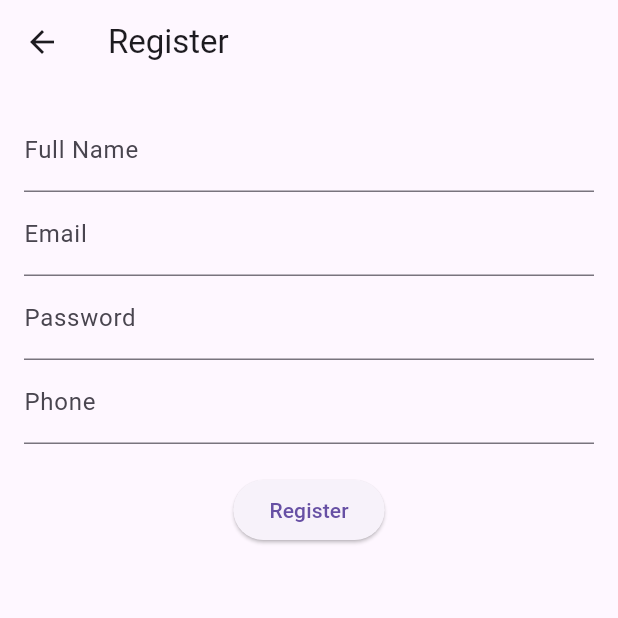
After one commit to abhisekthapam/Orenda, a Flutter app: the RegisterPage screen opened directly, on a phone screen of 412 x 824 dp, the top half of it. The commit adds this screen. Run offline on Flutter 3.47's test engine with Material 3 defaults, Android fonts, the light colour scheme and no system bars; our stand-ins replace flutter_bloc, hive, hive_flutter, shared_preferences, smooth_page_indicator; accounts and stored records are empty.

Commit message:
feat:9 Implement hive database (#12)
Co-authored-by: abhisekthapam <ahisekmagar250203@gmail.com>

```diff
--- /dev/null
+++ b/lib/core/error/exceptions.dart
@@ -0,0 +1 @@
+class CacheException implements Exception {}
--- /dev/null
+++ b/lib/core/usecases/usescase.dart
@@ -0,0 +1,3 @@
+abstract class UseCase<Type, Params> {
+  Future<Type> call(Params params);
+}
--- /dev/null
+++ b/lib/database/models/user_model.dart
@@ -0,0 +1,25 @@
+import 'package:hive/hive.dart';
+
+part 'user_model.g.dart';
+
+@HiveType(typeId: 0)
+class UserModel {
+  @HiveField(0)
+  final String fullName;
+
+  @HiveField(1)
+  final String email;
+
+  @HiveField(2)
+  final String password;
+
+  @HiveField(3)
+  final String phone;
+
+  UserModel({
+    required this.fullName,
+    required this.email,
+    required this.password,
+    required this.phone,
+  });
+}
--- /dev/null
+++ b/lib/database/services/auth_service.dart
@@ -0,0 +1,15 @@
+import 'package:hive/hive.dart';
+
+class AuthService {
+  static Future<bool> checkUserExists(String email, String password) async {
+    var box = await Hive.openBox('users');
+    var users = box.values.toList();
+
+    for (var user in users) {
+      if (user.email == email && user.password == password) {
+        return true;
+      }
+    }
+    return false;
+  }
+}
--- /dev/null
+++ b/lib/feature/auth/data/data_sources/auth_local_datasource.dart
@@ -0,0 +1,14 @@
+import 'package:hive/hive.dart';
+import 'package:orenda/feature/auth/data/models/auth_model.dart';
+
+class AuthLocalDataSource {
+  final Box _userBox = Hive.box('users');
+
+  Future<void> saveUser(AuthModel authModel) async {
+    await _userBox.put(authModel.email, authModel);
+  }
+
+  AuthModel? getUser(String email) {
+    return _userBox.get(email);
+  }
+}
--- /dev/null
+++ b/lib/feature/auth/data/models/auth_model.dart
@@ -0,0 +1,25 @@
+import 'package:hive/hive.dart';
+
+part 'auth_model.g.dart';
+
+@HiveType(typeId: 0)
+class AuthModel {
+  @HiveField(0)
+  final String fullName;
+
+  @HiveField(1)
+  final String email;
+
+  @HiveField(2)
+  final String password;
+
+  @HiveField(3)
+  final String phone;
+
+  AuthModel({
+    required this.fullName,
+    required this.email,
+    required this.password,
+    required this.phone,
+  });
+}
--- /dev/null
+++ b/lib/feature/auth/data/repositories/auth_repository_impl.dart
@@ -0,0 +1,14 @@
+import 'package:orenda/core/usecases/usescase.dart';
+import 'package:orenda/feature/auth/data/models/auth_model.dart';
+import 'package:orenda/feature/auth/domain/repositories/auth_repository.dart';
+
+class RegisterUser implements UseCase<void, AuthModel> {
+  final AuthRepository authRepository;
+
+  RegisterUser({required this.authRepository});
+
+  @override
+  Future<void> call(AuthModel authModel) async {
+    return await authRepository.registerUser(authModel);
+  }
+}
--- /dev/null
+++ b/lib/feature/auth/domain/entities/auth_entity.dart
@@ -0,0 +1,13 @@
+class AuthEntity {
+  final String fullName;
+  final String email;
+  final String password;
+  final String phone;
+
+  AuthEntity({
+    required this.fullName,
+    required this.email,
+    required this.password,
+    required this.phone,
+  });
+}
--- /dev/null
+++ b/lib/feature/auth/domain/repositories/auth_repository.dart
@@ -0,0 +1,5 @@
+import 'package:orenda/feature/auth/data/models/auth_model.dart';
+
+abstract class AuthRepository {
+  Future<void> registerUser(AuthModel authModel);
+}
--- /dev/null
+++ b/lib/feature/auth/domain/usecases/register_user.dart
@@ -0,0 +1,14 @@
+import 'package:orenda/core/usecases/usescase.dart';
+import 'package:orenda/feature/auth/data/models/auth_model.dart';
+import 'package:orenda/feature/auth/domain/repositories/auth_repository.dart';
+
+class RegisterUser implements UseCase<void, AuthModel> {
+  final AuthRepository authRepository;
+
+  RegisterUser({required this.authRepository});
+
+  @override
+  Future<void> call(AuthModel authModel) async {
+    return await authRepository.registerUser(authModel);
+  }
+}
--- /dev/null
+++ b/lib/feature/auth/presentation/bloc/auth_cubit.dart
@@ -0,0 +1,18 @@
+import 'package:flutter_bloc/flutter_bloc.dart';
+import 'package:orenda/feature/auth/data/models/auth_model.dart';
+import 'package:orenda/feature/auth/data/repositories/auth_repository_impl.dart';
+
+class AuthCubit extends Cubit<bool> {
+  final RegisterUser registerUser;
+
+  AuthCubit({required this.registerUser}) : super(false);
+
+  Future<void> registerUserToApp(AuthModel authModel) async {
+    try {
+      await registerUser(authModel);
+      emit(true);  // User registered successfully
+    } catch (_) {
+      emit(false);  // Registration failed
+    }
+  }
+}
--- /dev/null
+++ b/lib/feature/auth/presentation/pages/register_page.dart
@@ -0,0 +1,35 @@
+import 'package:flutter/material.dart';
+import 'package:orenda/feature/auth/presentation/widgets/register_button.dart';
+
+class RegisterPage extends StatelessWidget {
+  const RegisterPage({super.key});
+
+  @override
+  Widget build(BuildContext context) {
+    return Scaffold(
+      appBar: AppBar(title: const Text('Register')),
+      body: Padding(
+        padding: const EdgeInsets.all(16.0),
+        child: Column(
+          children: [
+            TextField(
+              decoration: const InputDecoration(labelText: 'Full Name'),
+            ),
+            TextField(
+              decoration: const InputDecoration(labelText: 'Email'),
+            ),
+            TextField(
+              decoration: const InputDecoration(labelText: 'Password'),
+              obscureText: true,
+            ),
+            TextField(
+              decoration: const InputDecoration(labelText: 'Phone'),
+            ),
+            SizedBox(height: 20),
+            RegisterButton(),
+          ],
+        ),
+      ),
+    );
+  }
+}
--- /dev/null
+++ b/lib/feature/auth/presentation/widgets/register_button.dart
@@ -0,0 +1,23 @@
+import 'package:flutter/material.dart';
+import 'package:flutter_bloc/flutter_bloc.dart';
+import 'package:orenda/feature/auth/data/models/auth_model.dart';
+import 'package:orenda/feature/auth/presentation/bloc/auth_cubit.dart';
+
+class RegisterButton extends StatelessWidget {
+  @override
+  Widget build(BuildContext context) {
+    return ElevatedButton(
+      onPressed: () {
+        final authModel = AuthModel(
+          fullName: 'John Doe',
+          email: 'john.doe@example.com',
+          password: 'password123',
+          phone: '1234567890',
+        );
+
+        context.read<AuthCubit>().registerUserToApp(authModel);
+      },
+      child: const Text('Register'),
+    );
+  }
+}
```
Also changed, not shown: lib/database/hive_database.dart (added, +22 -0 lines), lib/main.dart (+6 -1 lines), lib/views/register_view.dart (+89 -7 lines), pubspec.yaml (+14 -0 lines), lib/database/adapters/user_adapter.dart (added), lib/database/models/user_model.g.dart (added), lib/feature/auth/data/models/auth_model.g.dart (added), lib/feature/auth/presentation/bloc/auth_state.dart (added), pubspec.lock, 3 other files.
